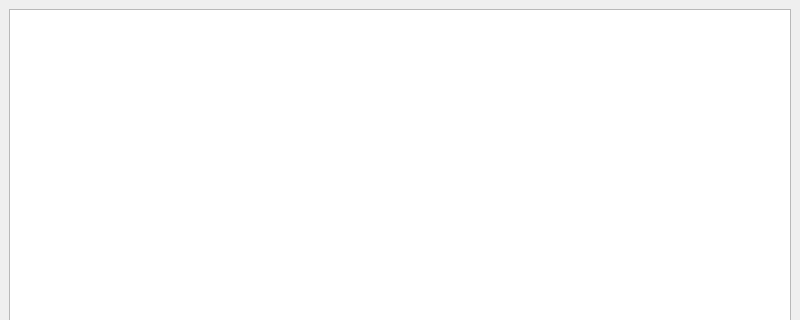
Old version of the form noted.ui in the repository elmahdigaga/noted; both pictures show x 0 to 800 and y 0 to 320 of the 800 by 600 pixel window.
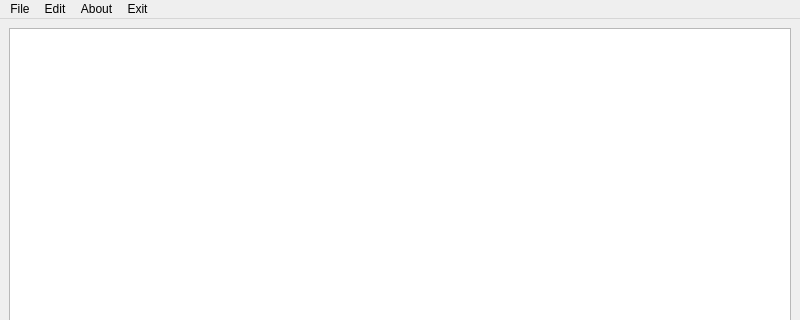
New version of the form.

Commit message: Added File and Edit buttons with their declarations

Diff of the .ui file:
```diff
--- a/noted.ui
+++ b/noted.ui
@@ -29,6 +29,40 @@
      <height>24</height>
     </rect>
    </property>
+   <widget class="QMenu" name="menuFile">
+    <property name="title">
+     <string>File</string>
+    </property>
+    <addaction name="newFile"/>
+    <addaction name="open"/>
+    <addaction name="save"/>
+    <addaction name="saveAs"/>
+    <addaction name="print"/>
+   </widget>
+   <widget class="QMenu" name="menuEdit">
+    <property name="title">
+     <string>Edit</string>
+    </property>
+    <addaction name="copy"/>
+    <addaction name="cut"/>
+    <addaction name="paste"/>
+    <addaction name="undo"/>
+    <addaction name="redo"/>
+   </widget>
+   <widget class="QMenu" name="menuAbout">
+    <property name="title">
+     <string>About</string>
+    </property>
+   </widget>
+   <widget class="QMenu" name="menuExit">
+    <property name="title">
+     <string>Exit</string>
+    </property>
+   </widget>
+   <addaction name="menuFile"/>
+   <addaction name="menuEdit"/>
+   <addaction name="menuAbout"/>
+   <addaction name="menuExit"/>
   </widget>
   <widget class="QStatusBar" name="statusbar"/>
  </widget>
```
Left out of the diff: 80 changed lines with no effect on the pictures. The commit also changes 2 other files.
